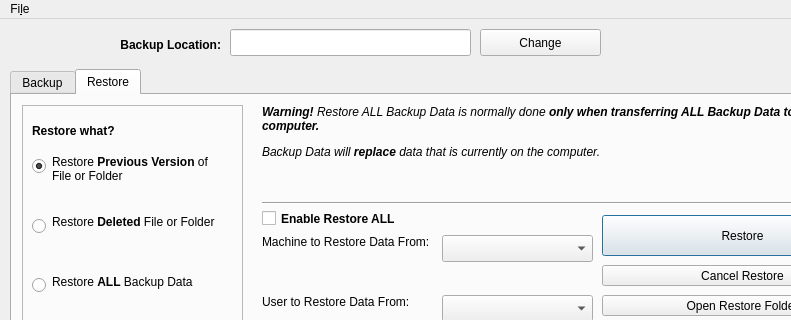
First picture: the form in mainwindow.ui, repository wasta-linux/wasta-backup, before the edit; both pictures show x 0 to 791 and y 0 to 320 of the 900 by 515 pixel window.
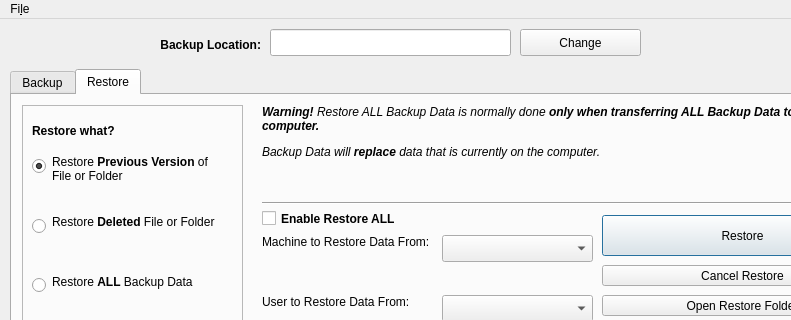
Second picture: the form after the edit. The open tabs and pages were chosen to show the change.

What changed in the file:
```diff
--- a/mainwindow.ui
+++ b/mainwindow.ui
@@ -17,7 +17,7 @@
    <widget class="QPushButton" name="changeDeviceButton">
     <property name="geometry">
      <rect>
-      <x>480</x>
+      <x>520</x>
       <y>10</y>
       <width>121</width>
       <height>27</height>
@@ -30,7 +30,7 @@
    <widget class="QLineEdit" name="targetDeviceDisp">
     <property name="geometry">
      <rect>
-      <x>230</x>
+      <x>270</x>
       <y>10</y>
       <width>241</width>
       <height>27</height>
@@ -45,7 +45,7 @@
      <rect>
       <x>10</x>
       <y>5</y>
-      <width>211</width>
+      <width>251</width>
       <height>41</height>
      </rect>
     </property>
```
Left out of the diff: 2 changed lines with no effect on the pictures.
